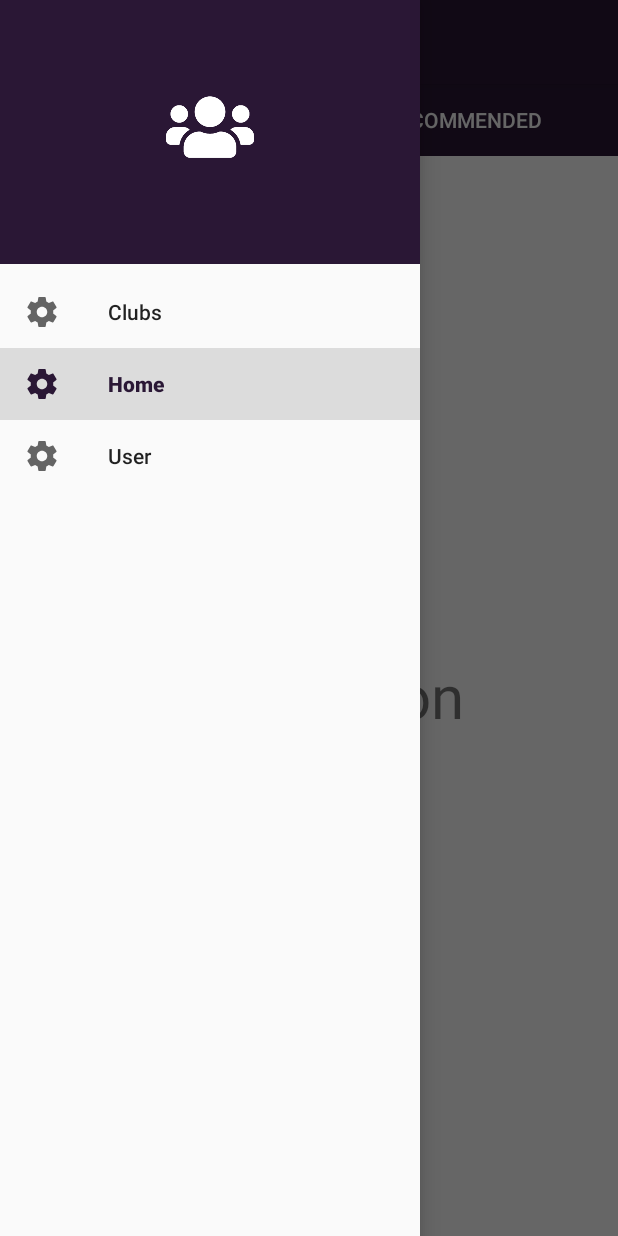
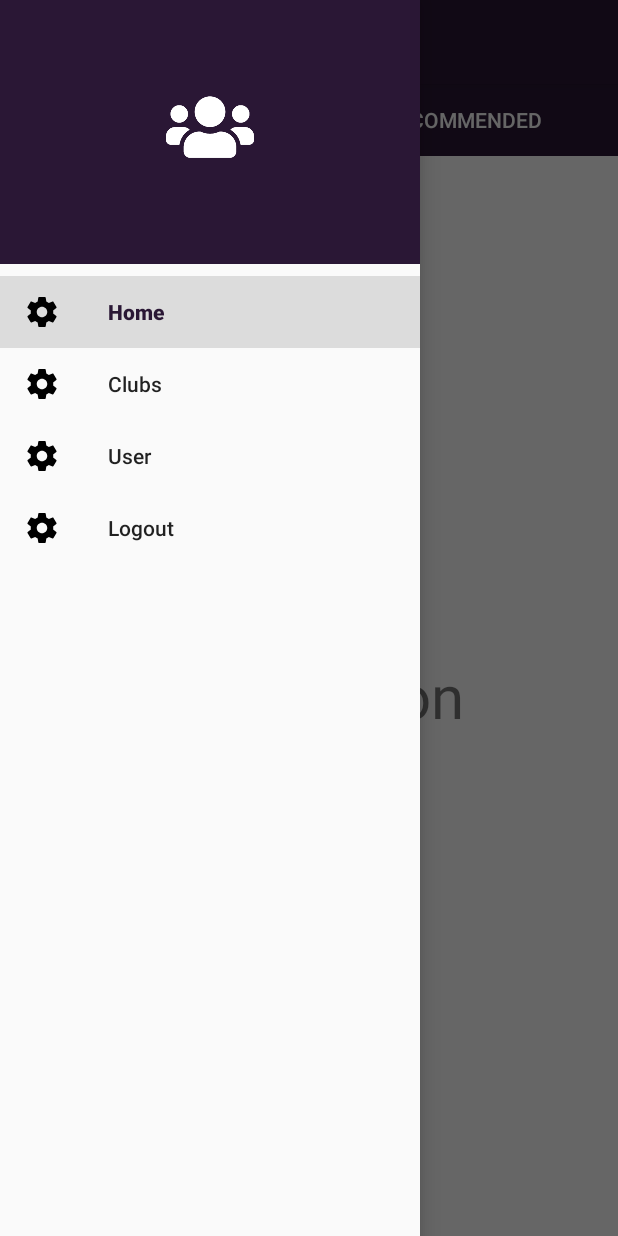
Before and after one commit to calpayne/kitkat-assignment, an Android app: the MainActivity screen opened directly, with no data from a screen before it, with the side drawer open, on a phone screen of 412 x 824 dp. Run offline under Robolectric (Android 15) with nearby library versions, the phone set to English and light mode, and no system bars; our stand-ins replace Firebase (no records; nobody signed in at launch, a user with empty details on screens opened directly), Picasso; libraries missing offline, so code that uses them is left out: com.firebase.ui, com.journeyapps.barcodescanner; 3 statements that could not run were skipped.

Commit message:
Added logout option to the navbar

```diff
--- a/app/src/main/res/menu/drawer_menu.xml
+++ b/app/src/main/res/menu/drawer_menu.xml
@@ -5,17 +5,21 @@
 
     <group android:checkableBehavior="single">
         <item
+            android:id="@+id/nav_home"
+            android:icon="@drawable/ic_settings_black_24dp"
+            android:title="Home"/>
+        <item
             android:id="@+id/nav_clubs"
             android:icon="@drawable/ic_settings_black_24dp"
             android:title="Clubs" />
         <item
-            android:id="@+id/nav_home"
-            android:icon="@drawable/ic_settings_black_24dp"
-            android:title="Home"/>
-        <item
             android:id="@+id/nav_user"
             android:icon="@drawable/ic_settings_black_24dp"
             android:title="User" />
+        <item
+            android:id="@+id/nav_logout"
+            android:icon="@drawable/ic_settings_black_24dp"
+            android:title="Logout"/>
     </group>
 
 </menu>
```
Also changed, not shown: app/src/main/java/com/kitkat/group/clubs/MainActivity.java (+12 -0 lines).
